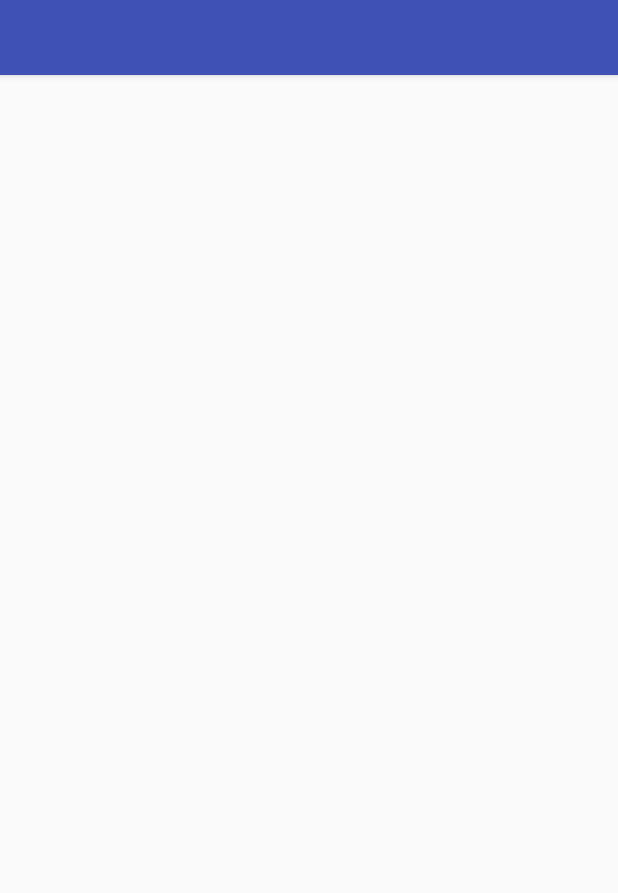
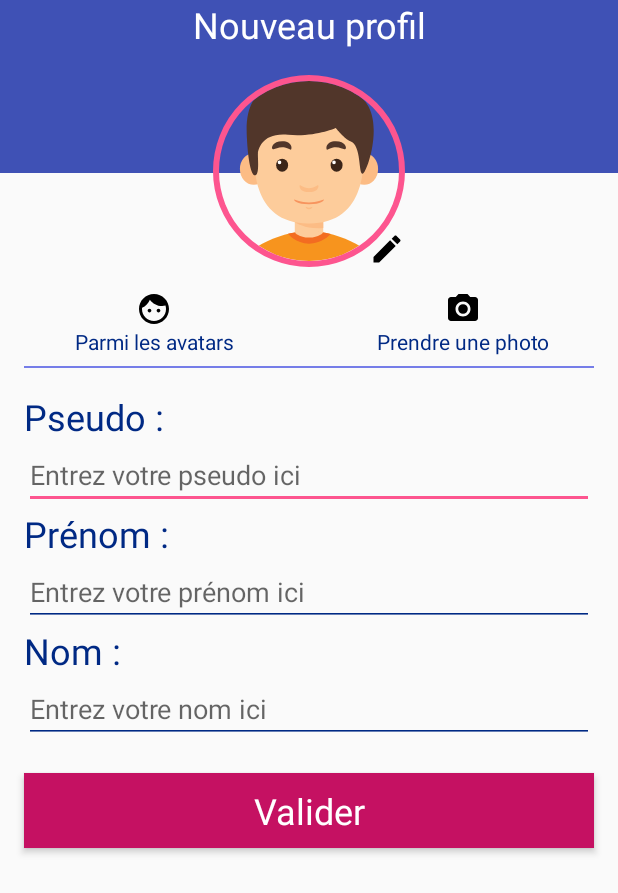
Before and after one commit to jdagnogo/FifaAtHome, an Android app: the ProfilsActivity screen opened directly, with no data from a screen before it, after a tap on an icon or button, on a phone screen of 412 x 824 dp. Shown: the top 893 px of the screen. Run offline under Robolectric (Android 15) with nearby library versions, the phone set to English and light mode, and no system bars; our stand-ins replace ButterKnife, CircleImageView, RxJava; libraries missing offline, so code that uses them is left out: io.realm; 1 statement that could not run was skipped.

Commit message:
create user activity

```diff
--- a/FifaAtome/app/src/main/AndroidManifest.xml
+++ b/FifaAtome/app/src/main/AndroidManifest.xml
@@ -19,8 +19,10 @@
                 <category android:name="android.intent.category.LAUNCHER" />
             </intent-filter>
         </activity>
-        <activity android:name=".ui.activities.ProfilsActivity"></activity>
-        <activity android:name=".ui.activities.ProfilsDetailActivity"></activity>
+        <activity android:name=".ui.activities.ProfilsActivity" />
+        <activity android:name=".ui.activities.ProfilsDetailActivity" />
+        <activity android:name=".ui.activities.CreateUserActivity"
+            android:windowSoftInputMode="stateHidden"></activity>
     </application>
 
 </manifest>
--- /dev/null
+++ b/FifaAtome/app/src/main/java/com/example/jdagnogo/fifaatome/presenter/CreateUserPresenter.java
@@ -0,0 +1,40 @@
+package com.example.jdagnogo.fifaatome.presenter;
+
+import com.example.jdagnogo.fifaatome.ui.contract.CreateUserContract;
+
+public class CreateUserPresenter<V extends CreateUserContract> implements BasePresenter<V> {
+    private V view;
+
+
+    @Override
+    public void onResume() {
+
+    }
+
+    @Override
+    public void onDetach() {
+        view = null;
+    }
+
+    @Override
+    public void onAttach(V view) {
+        this.view = view;
+    }
+
+    @Override
+    public void showLoading() {
+
+    }
+
+    @Override
+    public void hideLoading() {
+
+    }
+
+    public void onPhotoClick(){
+        view.hideOrShowAvatarOptions();
+    }
+    public void onValidateClick(){
+
+    }
+}
--- a/FifaAtome/app/src/main/java/com/example/jdagnogo/fifaatome/presenter/ProfilsPresenter.java
+++ b/FifaAtome/app/src/main/java/com/example/jdagnogo/fifaatome/presenter/ProfilsPresenter.java
@@ -6,6 +6,7 @@ import android.util.Log;
 
 import com.example.jdagnogo.fifaatome.FifaAtome;
 import com.example.jdagnogo.fifaatome.models.entities.User;
+import com.example.jdagnogo.fifaatome.ui.activities.CreateUserActivity;
 import com.example.jdagnogo.fifaatome.ui.activities.ProfilsDetailActivity;
 import com.example.jdagnogo.fifaatome.ui.adapter.UserAdapter;
 import com.example.jdagnogo.fifaatome.ui.contract.ProfilsContract;
@@ -67,7 +68,7 @@ public class ProfilsPresenter<V extends ProfilsContract> implements BasePresente
     }
 
     public void onFabClick() {
-        Intent intent = new Intent(view.getActivity(), ProfilsDetailActivity.class);
+        Intent intent = new Intent(view.getActivity(), CreateUserActivity.class);
         view.getActivity().startActivity(intent);
     }
 
--- /dev/null
+++ b/FifaAtome/app/src/main/java/com/example/jdagnogo/fifaatome/ui/activities/CreateUserActivity.java
@@ -0,0 +1,79 @@
+package com.example.jdagnogo.fifaatome.ui.activities;
+
+import android.app.Activity;
+import android.support.v7.app.AppCompatActivity;
+import android.os.Bundle;
+import android.support.v7.widget.RecyclerView;
+import android.view.View;
+import android.view.inputmethod.InputMethodManager;
+import android.widget.LinearLayout;
+import android.widget.RelativeLayout;
+import android.widget.TextView;
+
+import com.example.jdagnogo.fifaatome.R;
+import com.example.jdagnogo.fifaatome.presenter.BasePresenter;
+import com.example.jdagnogo.fifaatome.presenter.CreateUserPresenter;
+import com.example.jdagnogo.fifaatome.ui.contract.CreateUserContract;
+
+import butterknife.BindView;
+import butterknife.OnClick;
+
+public class CreateUserActivity extends BaseActivity implements CreateUserContract{
+
+    @BindView(R.id.validate)
+    TextView validate;
+
+    @BindView(R.id.image_container)
+    RelativeLayout imageContainer;
+
+    @BindView(R.id.choose_image_option)
+    LinearLayout chooseImageOption;
+
+
+    private CreateUserPresenter createUserPresenter;
+    @Override
+    public Activity getActivity() {
+        return this;
+    }
+
+    @Override
+    public void showLoading() {
+        //photo
+
+    }
+
+    @Override
+    public void hideLoading() {
+
+    }
+
+    @Override
+    protected int getLayoutResourceId() {
+        return R.layout.activity_create_user;
+    }
+
+    @Override
+    protected void initPresenter() {
+        presenter.onAttach(this);
+
+    }
+
+    @Override
+    protected BasePresenter setPresenter() {
+        presenter = new CreateUserPresenter();
+        createUserPresenter = (CreateUserPresenter)presenter;
+        return presenter;
+    }
+    @OnClick(R.id.image_container)
+    void onImageClick(){
+        createUserPresenter.onPhotoClick();
+    }
+    @Override
+    public void hideOrShowAvatarOptions() {
+        if (chooseImageOption.isShown()){
+            chooseImageOption.setVisibility(View.GONE);
+        }else {
+            chooseImageOption.setVisibility(View.VISIBLE);
+        }
+    }
+}
--- a/FifaAtome/app/src/main/java/com/example/jdagnogo/fifaatome/ui/activities/ProfilsActivity.java
+++ b/FifaAtome/app/src/main/java/com/example/jdagnogo/fifaatome/ui/activities/ProfilsActivity.java
@@ -4,6 +4,7 @@ import android.app.Activity;
 import android.support.design.widget.FloatingActionButton;
 import android.support.v7.widget.RecyclerView;
 import android.view.View;
+import android.widget.LinearLayout;
 import android.widget.RelativeLayout;
 
 import com.example.jdagnogo.fifaatome.presenter.BasePresenter;
@@ -22,7 +23,7 @@ public class ProfilsActivity extends BaseActivity implements ProfilsContract {
     RecyclerView recyclerView;
 
     @BindView(R.id.emptyadapter)
-    RelativeLayout emptyAdapterLayout;
+    LinearLayout emptyAdapterLayout;
 
     @BindView(R.id.loading)
     RelativeLayout loadingLayout;
--- /dev/null
+++ b/FifaAtome/app/src/main/java/com/example/jdagnogo/fifaatome/ui/contract/CreateUserContract.java
@@ -0,0 +1,5 @@
+package com.example.jdagnogo.fifaatome.ui.contract;
+
+public interface CreateUserContract extends BaseContract {
+    void hideOrShowAvatarOptions();
+}
--- /dev/null
+++ b/FifaAtome/app/src/main/res/drawable/ic_boy.xml
@@ -0,0 +1,22 @@
+<vector android:height="128dp" android:viewportHeight="198.496"
+    android:viewportWidth="198.496" android:width="128dp" xmlns:android="http://schemas.android.com/apk/res/android">
+    <path android:fillColor="#FDCC9B" android:pathData="M84.55,148.23h29.4v32.92h-29.4z"/>
+    <path android:fillColor="#FCBC85" android:pathData="M84.55,152.11c0,0 12.36,7.87 29.4,6.05v-9.93H84.55V152.11z"/>
+    <path android:fillColor="#FCBC85" android:pathData="M27.82,97.18a14.34,16.36 0,1 0,28.69 0a14.34,16.36 0,1 0,-28.69 0z"/>
+    <path android:fillColor="#FCBC85" android:pathData="M141.99,97.18a14.34,16.36 0,1 0,28.69 0a14.34,16.36 0,1 0,-28.69 0z"/>
+    <path android:fillColor="#FDCC9B" android:pathData="M156.27,65.93c0,-24.1 -17.64,-41.74 -57.03,-41.74c-39.39,0 -57.03,17.64 -57.03,41.74c0,24.1 -4.11,87.6 57.03,87.6C160.39,153.52 156.27,90.03 156.27,65.93z"/>
+    <path android:fillColor="#3B2519" android:pathData="M65.3,93.26a6.17,6.76 0,1 0,12.35 0a6.17,6.76 0,1 0,-12.35 0z"/>
+    <path android:fillColor="#FFFFFF" android:pathData="M68.78,90.28m-1.85,0a1.85,1.85 0,1 1,3.69 0a1.85,1.85 0,1 1,-3.69 0"/>
+    <path android:fillColor="#51362A" android:pathData="M61.6,76.51c2.92,1.46 7.61,-4.96 18.33,0.63c1.96,1.02 3.12,-8.71 -8.38,-8.71C61.6,68.42 59.83,75.63 61.6,76.51z"/>
+    <path android:fillColor="#3B2519" android:pathData="M121.61,93.26a6.17,6.76 0,1 0,12.35 0a6.17,6.76 0,1 0,-12.35 0z"/>
+    <path android:fillColor="#FFFFFF" android:pathData="M125.1,90.28m-1.85,0a1.85,1.85 0,1 1,3.69 0a1.85,1.85 0,1 1,-3.69 0"/>
+    <path android:fillColor="#51362A" android:pathData="M136.9,76.51c-2.92,1.46 -7.61,-4.96 -18.33,0.63c-1.96,1.02 -3.12,-8.71 8.38,-8.71C136.9,68.42 138.66,75.63 136.9,76.51z"/>
+    <path android:fillColor="#FCBC85" android:pathData="M99.25,117.04c-6.1,0 -9.77,-4.56 -9.77,-2.35c0,2.2 1.76,6.39 9.77,6.39c8.01,0 9.77,-4.19 9.77,-6.39C109.02,112.49 105.35,117.04 99.25,117.04z"/>
+    <path android:fillColor="#FCBC85" android:pathData="M99.25,137.31c-2.11,0 -3.38,-1.58 -3.38,-0.81s0.61,2.21 3.38,2.21c2.77,0 3.38,-1.45 3.38,-2.21S101.36,137.31 99.25,137.31z"/>
+    <path android:fillColor="#F7945E" android:pathData="M99.25,131.7c-9.67,0 -15.49,-3.94 -15.49,-2.94c0,1 2.8,4.92 15.49,4.92c12.7,0 15.49,-3.93 15.49,-4.92C114.74,127.76 108.92,131.7 99.25,131.7z"/>
+    <path android:fillColor="#F7941E" android:pathData="M99.25,161.46v37.04H27.82C27.82,183.5 65.44,161.46 99.25,161.46z"/>
+    <path android:fillColor="#F7941E" android:pathData="M99.25,161.46v37.04h71.43C170.68,183.5 133.05,161.46 99.25,161.46z"/>
+    <path android:fillColor="#F36C21" android:pathData="M99.25,161.46c-7.19,0 -14.55,1 -21.69,2.72c0.05,0.06 7.92,10.21 21.69,10.21c12.75,0 21.23,-8.69 22.46,-10.03C114.33,162.53 106.7,161.46 99.25,161.46z"/>
+    <path android:fillColor="#FDCC9B" android:pathData="M84.55,162.74c0,0 4.3,5.33 14.7,5.33c10.4,0 14.7,-5.33 14.7,-5.33S98.7,157.19 84.55,162.74z"/>
+    <path android:fillColor="#51362A" android:pathData="M146.13,19.04c0,0 -21.16,-26.9 -65.15,-16.75C36.99,12.43 33.7,38.88 35.02,64.62c1.32,25.74 4.85,40.84 9.02,38.97c4.17,-1.87 2,-18.86 2.44,-22.78c0.44,-3.92 4.41,-21.65 31.16,-19.01c26.75,2.65 49.3,-7.05 49.3,-7.05s9.07,11.47 15.05,13.67c11.93,4.39 8.02,33.67 12.7,33.67S182.29,34.47 146.13,19.04z"/>
+</vector>
--- /dev/null
+++ b/FifaAtome/app/src/main/res/drawable/ic_camera_alt_black_24dp.xml
@@ -0,0 +1,12 @@
+<vector xmlns:android="http://schemas.android.com/apk/res/android"
+        android:width="24dp"
+        android:height="24dp"
+        android:viewportWidth="24.0"
+        android:viewportHeight="24.0">
+    <path
+        android:fillColor="#FF000000"
+        android:pathData="M12,12m-3.2,0a3.2,3.2 0,1 1,6.4 0a3.2,3.2 0,1 1,-6.4 0"/>
+    <path
+        android:fillColor="#FF000000"
+        android:pathData="M9,2L7.17,4L4,4c-1.1,0 -2,0.9 -2,2v12c0,1.1 0.9,2 2,2h16c1.1,0 2,-0.9 2,-2L22,6c0,-1.1 -0.9,-2 -2,-2h-3.17L15,2L9,2zM12,17c-2.76,0 -5,-2.24 -5,-5s2.24,-5 5,-5 5,2.24 5,5 -2.24,5 -5,5z"/>
+</vector>
--- /dev/null
+++ b/FifaAtome/app/src/main/res/drawable/ic_face_black_24dp.xml
@@ -0,0 +1,9 @@
+<vector xmlns:android="http://schemas.android.com/apk/res/android"
+        android:width="24dp"
+        android:height="24dp"
+        android:viewportWidth="24.0"
+        android:viewportHeight="24.0">
+    <path
+        android:fillColor="#FF000000"
+        android:pathData="M9,11.75c-0.69,0 -1.25,0.56 -1.25,1.25s0.56,1.25 1.25,1.25 1.25,-0.56 1.25,-1.25 -0.56,-1.25 -1.25,-1.25zM15,11.75c-0.69,0 -1.25,0.56 -1.25,1.25s0.56,1.25 1.25,1.25 1.25,-0.56 1.25,-1.25 -0.56,-1.25 -1.25,-1.25zM12,2C6.48,2 2,6.48 2,12s4.48,10 10,10 10,-4.48 10,-10S17.52,2 12,2zM12,20c-4.41,0 -8,-3.59 -8,-8 0,-0.29 0.02,-0.58 0.05,-0.86 2.36,-1.05 4.23,-2.98 5.21,-5.37C11.07,8.33 14.05,10 17.42,10c0.78,0 1.53,-0.09 2.25,-0.26 0.21,0.71 0.33,1.47 0.33,2.26 0,4.41 -3.59,8 -8,8z"/>
+</vector>
--- /dev/null
+++ b/FifaAtome/app/src/main/res/drawable/ic_mode_edit_black_24dp.xml
@@ -0,0 +1,9 @@
+<vector xmlns:android="http://schemas.android.com/apk/res/android"
+        android:width="24dp"
+        android:height="24dp"
+        android:viewportWidth="24.0"
+        android:viewportHeight="24.0">
+    <path
+        android:fillColor="#FF000000"
+        android:pathData="M3,17.25V21h3.75L17.81,9.94l-3.75,-3.75L3,17.25zM20.71,7.04c0.39,-0.39 0.39,-1.02 0,-1.41l-2.34,-2.34c-0.39,-0.39 -1.02,-0.39 -1.41,0l-1.83,1.83 3.75,3.75 1.83,-1.83z"/>
+</vector>
--- /dev/null
+++ b/FifaAtome/app/src/main/res/layout/activity_create_user.xml
@@ -0,0 +1,183 @@
+<RelativeLayout xmlns:android="http://schemas.android.com/apk/res/android"
+    android:layout_width="match_parent"
+    android:layout_height="match_parent"
+    android:orientation="vertical">
+
+    <ScrollView
+        android:layout_width="match_parent"
+        android:layout_height="match_parent"
+        android:fillViewport="true">
+
+        <RelativeLayout
+            android:layout_width="wrap_content"
+            android:layout_height="match_parent">
+
+            <View
+                android:layout_width="match_parent"
+                android:layout_height="115dp"
+                android:background="@color/colorPrimary" />
+
+            <TextView
+                style="@style/TitleTextView"
+                android:layout_width="match_parent"
+                android:layout_height="wrap_content"
+                android:background="@android:color/transparent"
+                android:gravity="center"
+                android:text="@string/create_user_title"
+                android:textColor="@android:color/white" />
+
+            <RelativeLayout
+                android:id="@+id/image_container"
+                android:layout_width="wrap_content"
+                android:layout_height="wrap_content"
+                android:layout_centerHorizontal="true"
+                android:layout_marginTop="50dp">
+
+                <de.hdodenhof.circleimageview.CircleImageView xmlns:app="http://schemas.android.com/apk/res-auto"
+                    android:id="@+id/profile_image"
+                    android:layout_width="128dp"
+                    android:layout_height="128dp"
+                    android:elevation="3dp"
+                    android:src="@drawable/ic_boy"
+                    app:civ_border_color="@color/colorAccentLight"
+                    app:civ_border_width="4dp"
+                    app:civ_circle_background_color="@android:color/white" />
+
+                <ImageView
+                    android:layout_width="24dp"
+                    android:layout_height="24dp"
+                    android:layout_alignBottom="@+id/profile_image"
+                    android:layout_alignRight="@+id/profile_image"
+                    android:src="@drawable/ic_mode_edit_black_24dp" />
+            </RelativeLayout>
+
+            <LinearLayout
+                android:layout_width="match_parent"
+                android:layout_height="wrap_content"
+                android:layout_below="@+id/image_container"
+                android:orientation="vertical"
+                android:id="@+id/form_container"
+                android:paddingTop="@dimen/default_margin">
+
+                <LinearLayout
+                    android:id="@+id/choose_image_option"
+                    android:layout_width="match_parent"
+                    android:layout_height="50dp"
+                    android:orientation="horizontal">
+
+                    <LinearLayout
+                        android:layout_width="wrap_content"
+                        android:layout_height="match_parent"
+                        android:layout_weight="1"
+                        android:orientation="vertical">
+
+                        <ImageView
+                            android:layout_width="24dp"
+                            android:layout_height="24dp"
+                            android:layout_gravity="center_horizontal"
+                            android:src="@drawable/ic_face_black_24dp" />
+
+                        <TextView
+                            android:layout_width="match_parent"
+                            android:layout_height="match_parent"
+                            android:gravity="center_horizontal"
+                            android:text="@string/from_avatar"
+                            android:textColor="@color/colorPrimaryDark" />
+                    </LinearLayout>
+
+                    <LinearLayout
+                        android:layout_width="wrap_content"
+                        android:layout_height="match_parent"
+                        android:layout_weight="1"
+                        android:orientation="vertical">
+
+                        <ImageView
+                            android:layout_width="24dp"
+                            android:layout_height="24dp"
+                            android:layout_gravity="center_horizontal"
+                            android:src="@drawable/ic_camera_alt_black_24dp" />
+
+                        <TextView
+                            android:layout_width="match_parent"
+                            android:layout_height="match_parent"
+                            android:gravity="center_horizontal"
+                            android:text="@string/from_camera"
+                            android:textColor="@color/colorPrimaryDark" />
+                    </LinearLayout>
+                </LinearLayout>
+
+                <View
+                    android:layout_width="match_parent"
+                    android:layout_height="1dp"
+                    android:layout_marginLeft="@dimen/default_margin"
+                    android:layout_marginRight="@dimen/default_margin"
+                    android:background="@color/colorLight" />
+
+
+                <LinearLayout
+                    android:layout_width="match_parent"
+                    android:layout_height="wrap_content"
+                    android:layout_marginLeft="@dimen/default_margin"
+                    android:layout_marginRight="@dimen/default_margin"
+                    android:layout_marginTop="@dimen/default_margin"
+                    android:orientation="vertical">
+
+                    <TextView
+                        android:layout_width="wrap_content"
+                        android:layout_height="wrap_content"
+                        android:text="@string/user_speudo"
+                        android:textColor="@color/colorPrimaryDark"
+                        android:textSize="24dp" />
+
+                    <EditText
+                        android:layout_width="match_parent"
+                        android:layout_height="wrap_content"
+                        android:hint="@string/user_hint_pseudo"
+                        android:theme="@style/EditTextCreateUSer" />
+
+                    <TextView
+                        android:layout_width="wrap_content"
+                        android:layout_height="wrap_content"
+                        android:text="@string/user_firtname"
+                        android:textColor="@color/colorPrimaryDark"
+                        android:textSize="24dp" />
+
+                    <EditText
+                        android:layout_width="match_parent"
+                        android:layout_height="wrap_content"
+                        android:hint="@string/user_hint_firtname"
+                        android:theme="@style/EditTextCreateUSer" />
+
+                    <TextView
+                        android:layout_width="wrap_content"
+                        android:layout_height="wrap_content"
+                        android:text="@string/user_name"
+                        android:textColor="@color/colorPrimaryDark"
+                        android:textSize="24dp" />
+
+                    <EditText
+                        android:layout_width="match_parent"
+                        android:layout_height="wrap_content"
+                        android:hint="@string/user_hint_name"
+                        android:theme="@style/EditTextCreateUSer" />
+                </LinearLayout>
+
+
+            </LinearLayout>
+
+            <TextView
+                android:id="@+id/validate"
+                android:layout_below="@+id/form_container"
+                android:layout_marginTop="20dp"
+                android:layout_marginLeft="@dimen/default_margin"
+                android:layout_marginRight="@dimen/default_margin"
+                style="@style/ValidateTextView"
+                android:layout_width="match_parent"
+                android:layout_height="50dp"
+                android:text="@string/validate" />
+        </RelativeLayout>
+
+    </ScrollView>
+
+
+</RelativeLayout>
--- a/FifaAtome/app/src/main/res/layout/activity_profils.xml
+++ b/FifaAtome/app/src/main/res/layout/activity_profils.xml
@@ -32,32 +32,36 @@
         android:tint="@android:color/white"
         app:rippleColor="@color/colorAccent" />
 
-    <RelativeLayout
+    <LinearLayout
         android:id="@+id/emptyadapter"
         android:layout_width="match_parent"
         android:layout_height="match_parent"
         android:orientation="vertical"
-        android:visibility="gone">
+        android:visibility="gone"
+        >
+
+        <ImageView
+            android:layout_width="wrap_content"
+            android:layout_marginTop="100dp"
+            android:layout_height="wrap_content"
+            android:layout_gravity="center_horizontal"
+            android:src="@drawable/no_user" />
 
         <TextView
             android:layout_width="match_parent"
             android:layout_height="wrap_content"
             android:layout_marginLeft="@dimen/default_margin"
             android:layout_marginRight="@dimen/default_margin"
-            android:layout_marginTop="100dp"
+           android:layout_marginTop="100dp"
             android:gravity="center"
             android:text="@string/no_user"
             android:textColor="@color/colorPrimary"
             android:textSize="24dp" />
 
 
-        <ImageView
-            android:layout_width="wrap_content"
-            android:layout_height="wrap_content"
-            android:layout_centerInParent="true"
-            android:src="@drawable/no_user" />
 
-    </RelativeLayout>
+
+    </LinearLayout>
     <RelativeLayout
         android:layout_width="match_parent"
         android:id="@+id/loading"
--- a/FifaAtome/app/src/main/res/values/strings.xml
+++ b/FifaAtome/app/src/main/res/values/strings.xml
@@ -4,4 +4,14 @@
     <string name="slogan">Rappel à ton pote que tu es meilleur que lui à Fifa</string>
     <string name="title_profil">Liste des profils</string>
     <string name="no_user">Aucun profil enregistré pour l\'instant</string>
+    <string name="create_user_title">Nouveau profil</string>
+    <string name="from_avatar">Parmi les avatars</string>
+    <string name="from_camera">Prendre une photo</string>
+    <string name="user_name">Nom :</string>
+    <string name="user_speudo">Pseudo :</string>
+    <string name="user_hint_name">Entrez votre nom ici</string>
+    <string name="user_hint_pseudo">Entrez votre pseudo ici</string>
+    <string name="validate">Valider</string>
+    <string name="user_firtname">Prénom :</string>
+    <string name="user_hint_firtname" >Entrez votre prénom ici</string>
 </resources>
--- a/FifaAtome/app/src/main/res/values/styles.xml
+++ b/FifaAtome/app/src/main/res/values/styles.xml
@@ -17,7 +17,19 @@
         <item name="android:gravity">center</item>
     </style>
 
+    <style name="ValidateTextView" parent="@android:style/TextAppearance.Widget.TextView">
+        <item name="android:textSize">24sp</item>
+        <item name="android:height">50dp</item>
+        <item name="android:elevation">3dp</item>
+        <item name="android:textColor">@android:color/white</item>
+        <item name="android:background">@color/colorAccent</item>
+        <item name="android:gravity">center</item>
+    </style>
 
+    <style name="EditTextCreateUSer" parent="Theme.AppCompat.Light">
+        <item name="colorControlNormal">@color/colorPrimaryDark</item>
+        <item name="colorControlActivated">@color/colorAccentLight</item>
+    </style>
 
 
 
```
Also changed, not shown: FifaAtome/app/build.gradle (+5 -2 lines).
